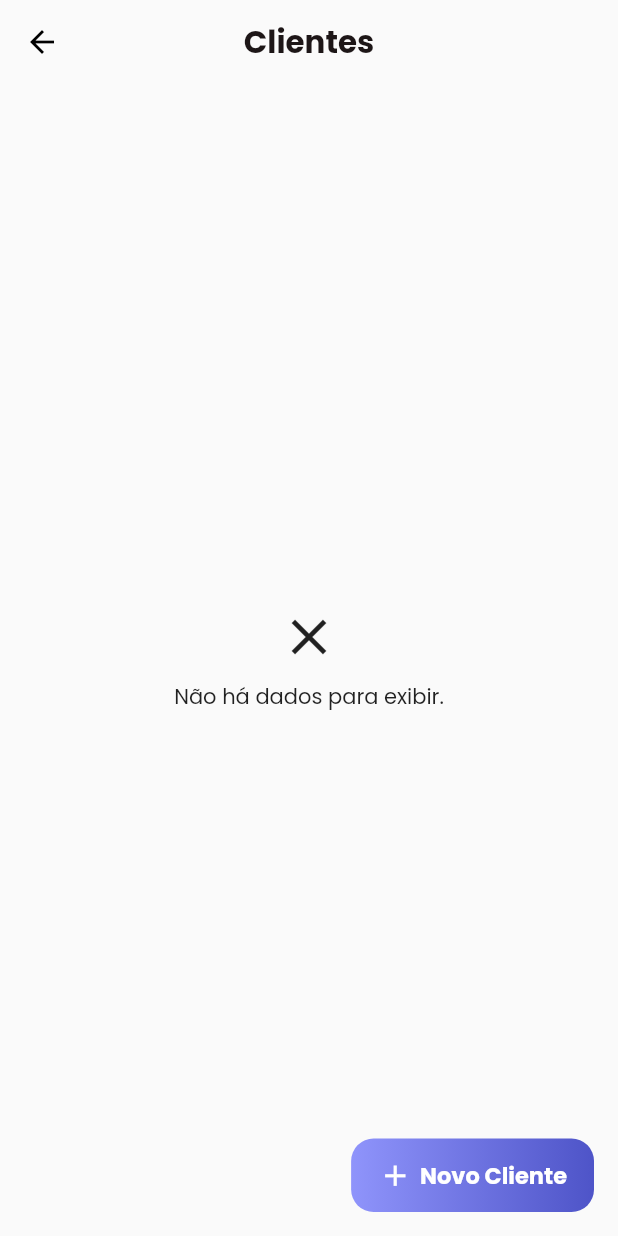
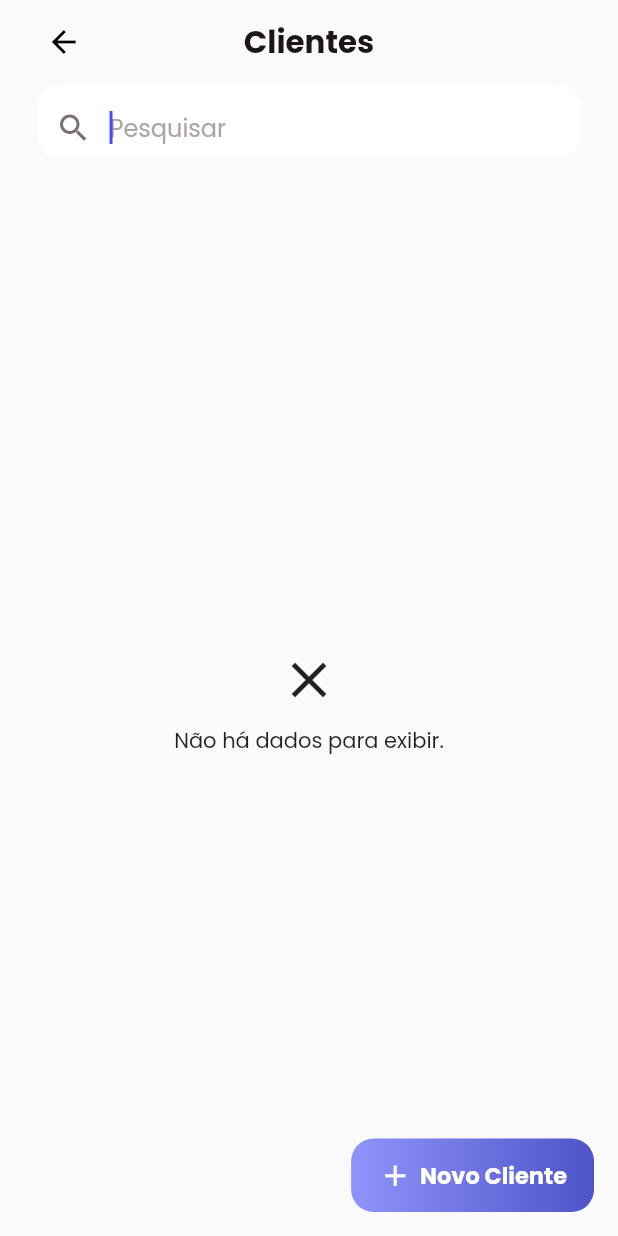
Before and after one commit to luisotavio-dev/AppContate, a Flutter app: the ClientesPage screen opened directly, on a phone screen of 412 x 824 dp. Run offline on Flutter 3.47's test engine with Material 2 defaults, Android fonts, the phone set to English and light mode, and no system bars; our stand-ins replace brasil_fields, date_field, google_fonts, hive, hive_flutter, modal_bottom_sheet and 3 more; missing offline and left inert: drop_down_list, flutter_platform_alert; accounts and stored records are empty.

Commit message:
Ajustes de Layout e Usabilidade

```diff
--- a/lib/colors.dart
+++ b/lib/theme.dart
@@ -1,6 +1,7 @@
 import 'package:flutter/material.dart';
 
 const List<Color> gradient = [Color(0xFF4e54c8), Color(0xFF8f94fb)];
+const Color backgroundColor = Color(0xFFfafafa);
 
 Map<int, Color> primaryColorMap = {
   50: const Color.fromRGBO(76, 73, 255, .1),
@@ -16,3 +17,6 @@ Map<int, Color> primaryColorMap = {
 };
 
 MaterialColor primaryColor = MaterialColor(0xFF4c49ff, primaryColorMap);
+
+const EdgeInsets defaultPagePadding = EdgeInsets.symmetric(horizontal: 25);
+const double defaultLeadingPadding = 85;
--- a/lib/view/clientes/clientes_page.dart
+++ b/lib/view/clientes/clientes_page.dart
@@ -3,8 +3,10 @@
 import 'package:flutter/material.dart';
 import 'package:hive/hive.dart';
 import 'package:lancamento_contatos/model/cliente_model.dart';
+import 'package:lancamento_contatos/theme.dart';
 import 'package:lancamento_contatos/view/widget/card_widget.dart';
 import 'package:lancamento_contatos/view/widget/gradient_floating_action_button_widget.dart';
+import 'package:lancamento_contatos/view/widget/text_field_widget.dart';
 
 class ClientesPage extends StatefulWidget {
   const ClientesPage({super.key});
@@ -14,12 +16,14 @@ class ClientesPage extends StatefulWidget {
 }
 
 class _ClientesPageState extends State<ClientesPage> {
+  final _pesquisaController = TextEditingController();
+
   @override
   Widget build(BuildContext context) {
     Size size = MediaQuery.of(context).size;
     return Scaffold(
       appBar: AppBar(
-        backgroundColor: const Color(0xFFfafafa),
+        backgroundColor: backgroundColor,
         foregroundColor: Colors.black,
         centerTitle: true,
         elevation: 0,
@@ -31,6 +35,7 @@ class _ClientesPageState extends State<ClientesPage> {
             fontWeight: FontWeight.bold,
           ),
         ),
+        leadingWidth: defaultLeadingPadding,
       ),
       floatingActionButton: GradientFloatingActionButtonWidget(
         icon: Icons.add,
@@ -44,19 +49,35 @@ class _ClientesPageState extends State<ClientesPage> {
       body: Center(
         child: Container(
           height: size.height,
-          width: size.height,
+          width: size.width,
           decoration: const BoxDecoration(
-            color: Color(0xFFfafafa),
+            color: backgroundColor,
           ),
-          child: FutureBuilder<Box<Cliente>>(
-            future: _getDados(),
+          padding: defaultPagePadding,
+          child: Column(
+            children: [
+              TextFieldWidget(
+                hintText: 'Pesquisar',
+                validator: (valuename) {
+                  return null;
+                },
+                controller: _pesquisaController,
+                defaultFocus: true,
+                textInputAction: TextInputAction.search,
+                size: size,
+                icon: Icons.search_outlined,
+                onChanged: (value) => setState(() {}),
+              ),
+              Expanded(
+                child: FutureBuilder<List<Cliente>>(
+                  future: _getDados(pesquisa: _pesquisaController.text),
                   builder: (context, snapshot) {
                     if (snapshot.connectionState == ConnectionState.done) {
                       if (snapshot.hasError) {
                         return Center(child: Text(snapshot.error.toString()));
                       }
 
-                if (!snapshot.hasData || snapshot.hasData && snapshot.data!.length <= 0) {
+                      if (!snapshot.hasData || snapshot.hasData && snapshot.data!.isEmpty) {
                         return Column(
                           mainAxisAlignment: MainAxisAlignment.center,
                           crossAxisAlignment: CrossAxisAlignment.center,
@@ -71,12 +92,7 @@ class _ClientesPageState extends State<ClientesPage> {
                         );
                       }
 
-                return Padding(
-                  padding: EdgeInsets.symmetric(
-                    vertical: size.height * 0.02,
-                    horizontal: size.height * 0.03,
-                  ),
-                  child: SingleChildScrollView(
+                      return SingleChildScrollView(
                         child: Column(
                           children: [
                             ListView.builder(
@@ -84,7 +100,7 @@ class _ClientesPageState extends State<ClientesPage> {
                               shrinkWrap: true,
                               physics: const NeverScrollableScrollPhysics(),
                               itemBuilder: (context, i) {
-                            Cliente cliente = snapshot.data!.getAt(i)!;
+                                Cliente cliente = snapshot.data![i];
 
                                 return CardWidget(
                                   title: Container(
@@ -109,7 +125,7 @@ class _ClientesPageState extends State<ClientesPage> {
                                     Navigator.pushNamed(
                                       context,
                                       '/detalhes_cliente',
-                                  arguments: snapshot.data!.getAt(i),
+                                      arguments: cliente,
                                     ).then((value) {
                                       setState(() {});
                                     });
@@ -121,7 +137,6 @@ class _ClientesPageState extends State<ClientesPage> {
                             SizedBox(height: size.height * 0.02),
                           ],
                         ),
-                  ),
                       );
                     } else {
                       return const Center(child: CircularProgressIndicator());
@@ -129,17 +144,27 @@ class _ClientesPageState extends State<ClientesPage> {
                   },
                 ),
               ),
+            ],
+          ),
+        ),
       ),
     );
   }
 
-  Future<Box<Cliente>> _getDados() async {
+  Future<List<Cliente>> _getDados({String pesquisa = ''}) async {
     String boxName = 'clientes';
+    List<Cliente> clientes = <Cliente>[];
 
     if (Hive.isBoxOpen(boxName)) {
-      return Hive.box<Cliente>(boxName);
+      clientes = Hive.box<Cliente>(boxName).values.toList();
+      clientes.sort((a, b) => a.nome!.compareTo(b.nome!));
     } else {
-      return Hive.openBox(boxName);
+      var box = await Hive.openBox<Cliente>(boxName);
+      clientes = box.values.toList();
+      clientes.sort((a, b) => a.nome!.compareTo(b.nome!));
+    }
+
+    if (pesquisa == '') return clientes;
+    return clientes.where((element) => element.nome!.contains(pesquisa) || element.conta!.toString().contains(pesquisa)).toList();
   }
 }
-}
--- a/lib/view/login_page.dart
+++ b/lib/view/login_page.dart
@@ -1,5 +1,5 @@
 import 'package:hive/hive.dart';
-import 'package:lancamento_contatos/colors.dart';
+import 'package:lancamento_contatos/theme.dart';
 import 'package:lancamento_contatos/globals.dart';
 import 'package:lancamento_contatos/model/usuario_model.dart';
 import 'package:lancamento_contatos/view/widget/app_logo_widget.dart';
@@ -28,9 +28,9 @@ class _LoginPageState extends State<LoginPage> {
       body: Center(
         child: Container(
           height: size.height,
-          width: size.height,
+          width: size.width,
           decoration: const BoxDecoration(
-            color: Color(0xFFfafafa),
+            color: backgroundColor,
           ),
           child: SafeArea(
             child: Padding(
--- a/lib/view/widget/gradient_floating_action_button_widget.dart
+++ b/lib/view/widget/gradient_floating_action_button_widget.dart
@@ -1,5 +1,5 @@
 import 'package:flutter/material.dart';
-import 'package:lancamento_contatos/colors.dart';
+import 'package:lancamento_contatos/theme.dart';
 
 class GradientFloatingActionButtonWidget extends StatelessWidget {
   final String text;
--- a/lib/view/widget/text_field_widget.dart
+++ b/lib/view/widget/text_field_widget.dart
@@ -10,7 +10,7 @@ class TextFieldWidget extends StatelessWidget {
   final bool multilines;
   final bool readOnly;
   final bool defaultFocus;
-  final Key formKey;
+  final Key? formKey;
   final Function? onTap;
   final String? initialValue;
   final TextInputType keyboardType;
@@ -18,6 +18,7 @@ class TextFieldWidget extends StatelessWidget {
   final TextEditingController? controller;
   final List<TextInputFormatter>? inputFormatters;
   final Function(String)? onChanged;
+  final Function(String)? onSubmit;
 
   const TextFieldWidget({
     required this.hintText,
@@ -31,23 +32,22 @@ class TextFieldWidget extends StatelessWidget {
     this.multilines = false,
     this.defaultFocus = false,
     this.onTap,
+    this.onSubmit,
     this.initialValue,
     this.keyboardType = TextInputType.text,
     this.textInputAction = TextInputAction.next,
     this.inputFormatters,
-    required this.formKey,
+    this.formKey,
     super.key,
   });
 
   @override
   Widget build(BuildContext context) {
     return Padding(
-      padding: EdgeInsets.symmetric(vertical: size.height * 0.01),
+      padding: EdgeInsets.only(bottom: size.height * 0.01),
       child: Container(
-        width: size.width * 0.9,
         constraints: BoxConstraints(
           minHeight: size.height * 0.06,
-          maxWidth: size.width * 0.9,
         ),
         decoration: const BoxDecoration(
           color: Colors.white,
@@ -68,6 +68,7 @@ class TextFieldWidget extends StatelessWidget {
             initialValue: initialValue,
             maxLines: multilines ? null : 1,
             onTap: onTap != null ? () => onTap!() : null,
+            onFieldSubmitted: onSubmit != null ? (value) => onSubmit!(value) : null,
             decoration: InputDecoration(
               errorStyle: const TextStyle(height: 0),
               hintStyle: const TextStyle(color: Color(0xffADA4A5)),
--- a/pubspec.yaml
+++ b/pubspec.yaml
@@ -23,6 +23,7 @@ dependencies:
   drop_down_list: ^0.0.4         # Campo Combobox
   brasil_fields: ^1.9.0          # Mascaras e Formatos Brasileiros
   modal_bottom_sheet: ^2.1.2     # Bottom Sheet
+  table_calendar: ^3.0.8         # Calendário (can`t upgrade)
 
   # Util
   localization: ^2.1.0           # Localizações PT-BR
```
Also changed, not shown: lib/main.dart (+9 -3 lines), lib/model/agendamento_model.dart (added, +16 -0 lines), lib/view/agendamentos/agendamentos_page.dart (added, +77 -0 lines), lib/view/agendamentos/persistir_agendamento_page.dart (added, +17 -0 lines), lib/view/atendimentos/atendimentos_page.dart (+18 -20 lines), lib/view/atendimentos/detalhes_atendimento_page.dart (+8 -4 lines), lib/view/atendimentos/novo_atendimento_page.dart (+36 -12 lines), lib/view/clientes/detalhes_cliente_page.dart (+60 -20 lines), lib/view/clientes/persistir_cliente_page.dart (+8 -8 lines), lib/view/home_page.dart (+19 -13 lines), lib/view/initial_page.dart (+7 -6 lines), lib/model/agendamento_model.g.dart (added), pubspec.lock. Lines whose indentation alone changed are shown as unchanged.
